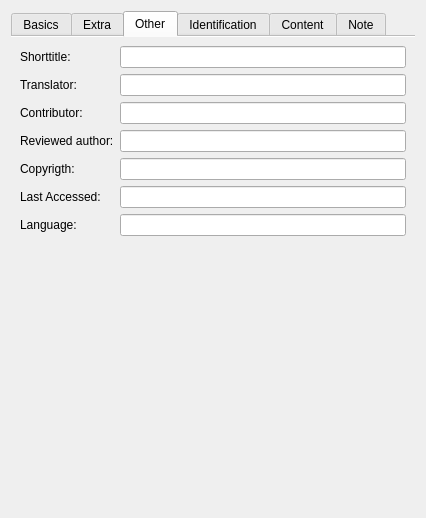
Old version of the form src/mainui/sidebar/publicationwidget.ui in the repository KDE/conquirere.
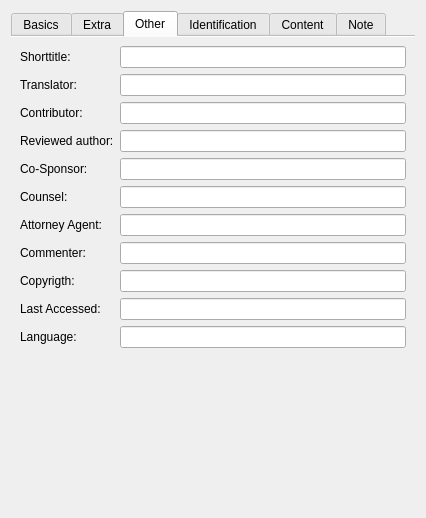
New version of the form. The open tabs and pages were chosen to show the change. Custom widgets are drawn as their Qt base class.

Commit message: add some other contact informations

What changed in the file:
```diff
--- a/src/mainui/sidebar/publicationwidget.ui
+++ b/src/mainui/sidebar/publicationwidget.ui
@@ -550,6 +550,59 @@
         <widget class="ContactEdit" name="editReviewedAuthor"/>
        </item>
        <item row="4" column="0">
+        <widget class="QLabel" name="label_51">
+         <property name="text">
+          <string>Co-Sponsor:</string>
+         </property>
+         <property name="buddy">
+          <cstring>editCoSponsor</cstring>
+         </property>
+        </widget>
+       </item>
+       <item row="4" column="1">
+        <widget class="ContactEdit" name="editCoSponsor"/>
+       </item>
+       <item row="5" column="0">
+        <widget class="QLabel" name="label_52">
+         <property name="text">
+          <string>Counsel:</string>
+         </property>
+         <property name="buddy">
+          <cstring>editCounsel</cstring>
+         </property>
+        </widget>
+       </item>
+       <item row="5" column="1">
+        <widget class="ContactEdit" name="editCounsel"/>
+       </item>
+       <item row="6" column="0">
+        <widget class="QLabel" name="label_53">
+         <property name="text">
+          <string>Attorney Agent:</string>
+         </property>
+         <property name="buddy">
+          <cstring>editAttorneyAgent</cstring>
+         </property>
+        </widget>
+       </item>
+       <item row="6" column="1">
+        <widget class="ContactEdit" name="editAttorneyAgent"/>
+       </item>
+
+       <item row="7" column="0">
+        <widget class="QLabel" name="label_54">
+         <property name="text">
+          <string>Commenter:</string>
+         </property>
+         <property name="buddy">
+          <cstring>editCommenter</cstring>
+         </property>
+        </widget>
+       </item>
+       <item row="7" column="1">
+        <widget class="ContactEdit" name="editCommenter"/>
+       </item>
+       <item row="8" column="0">
         <widget class="QLabel" name="labelCopyright">
          <property name="text">
           <string>Copyrigth:</string>
@@ -559,10 +612,10 @@
          </property>
         </widget>
        </item>
-       <item row="4" column="1">
+       <item row="8" column="1">
         <widget class="StringEdit" name="editCopyright"/>
        </item>
-       <item row="5" column="0">
+       <item row="9" column="0">
         <widget class="QLabel" name="labelLastAccessed">
          <property name="text">
           <string>Last Accessed:</string>
@@ -572,10 +625,10 @@
          </property>
         </widget>
        </item>
-       <item row="5" column="1">
+       <item row="9" column="1">
         <widget class="StringEdit" name="editLastAccessed"/>
        </item>
-       <item row="6" column="0">
+       <item row="10" column="0">
         <widget class="QLabel" name="labelLanguage">
          <property name="text">
           <string>Language:</string>
@@ -585,7 +638,7 @@
          </property>
         </widget>
        </item>
-       <item row="6" column="1">
+       <item row="10" column="1">
         <widget class="StringEdit" name="editLanguage"/>
        </item>
       </layout>
```
Left out of the diff: 330 changed lines with no effect on the pictures. The commit also changes 9 other files.
